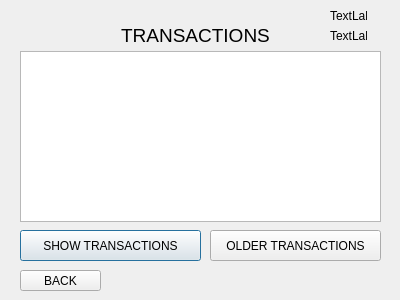
Before: the Qt Designer form bank-automat/transactions.ui in alavuvi/atm-simulator-project, drawn with Qt 5.
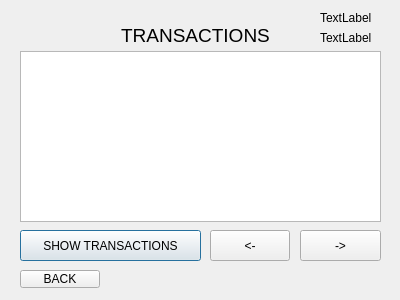
After: the same form once the commit is applied.

Commit message: transactions almost done

What changed in the file:
```diff
--- a/bank-automat/transactions.ui
+++ b/bank-automat/transactions.ui
@@ -29,10 +29,10 @@
   <widget class="QLabel" name="labelAccountId">
    <property name="geometry">
     <rect>
-     <x>330</x>
+     <x>320</x>
      <y>10</y>
-     <width>37</width>
-     <height>12</height>
+     <width>61</width>
+     <height>16</height>
     </rect>
    </property>
    <property name="text">
@@ -55,14 +55,14 @@
   <widget class="QPushButton" name="btn_older">
    <property name="geometry">
     <rect>
-     <x>210</x>
+     <x>300</x>
      <y>230</y>
-     <width>171</width>
+     <width>81</width>
      <height>31</height>
     </rect>
    </property>
    <property name="text">
-    <string>OLDER TRANSACTIONS</string>
+    <string>-&gt;</string>
    </property>
   </widget>
   <widget class="QLabel" name="label">
@@ -91,21 +91,34 @@
     <rect>
      <x>20</x>
      <y>270</y>
-     <width>81</width>
-     <height>21</height>
+     <width>80</width>
+     <height>18</height>
     </rect>
    </property>
    <property name="text">
     <string>BACK</string>
    </property>
   </widget>
-  <widget class="QLabel" name="labelName">
+  <widget class="QPushButton" name="btn_newer">
    <property name="geometry">
     <rect>
-     <x>330</x>
+     <x>210</x>
+     <y>230</y>
+     <width>80</width>
+     <height>31</height>
+    </rect>
+   </property>
+   <property name="text">
+    <string>&lt;-</string>
+   </property>
+  </widget>
+  <widget class="QLabel" name="label1">
+   <property name="geometry">
+    <rect>
+     <x>320</x>
      <y>30</y>
-     <width>37</width>
-     <height>12</height>
+     <width>61</width>
+     <height>16</height>
     </rect>
    </property>
    <property name="text">
```
Left out of the diff: 2 changed lines with no effect on the pictures. The commit also changes 2 other files.
